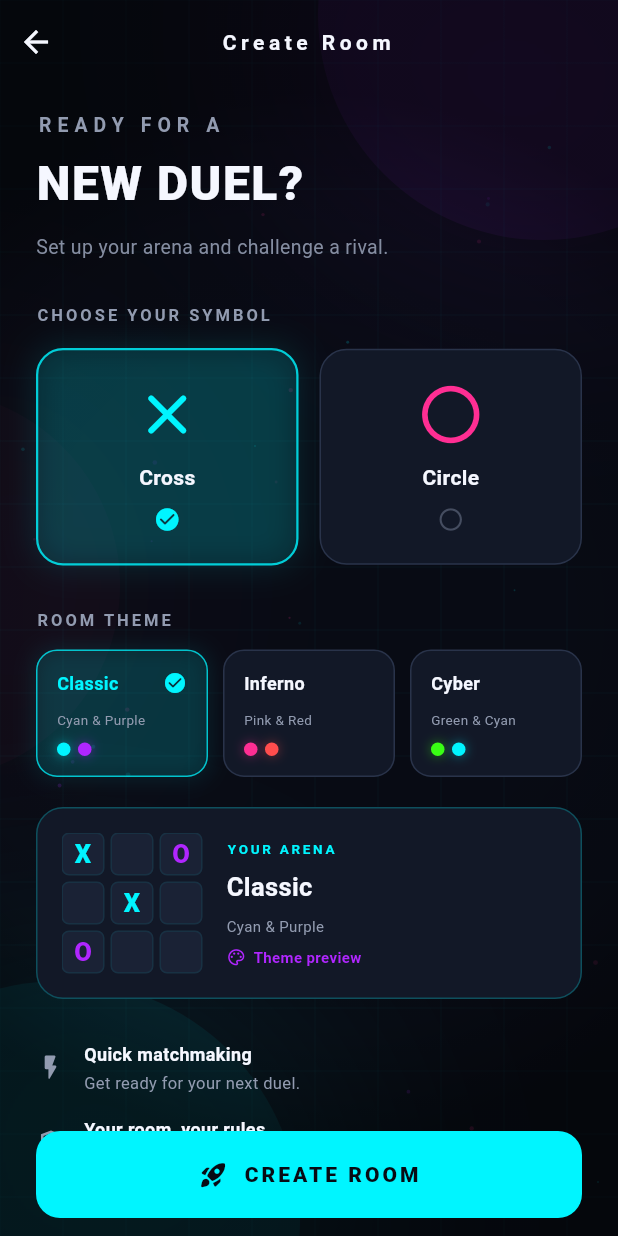
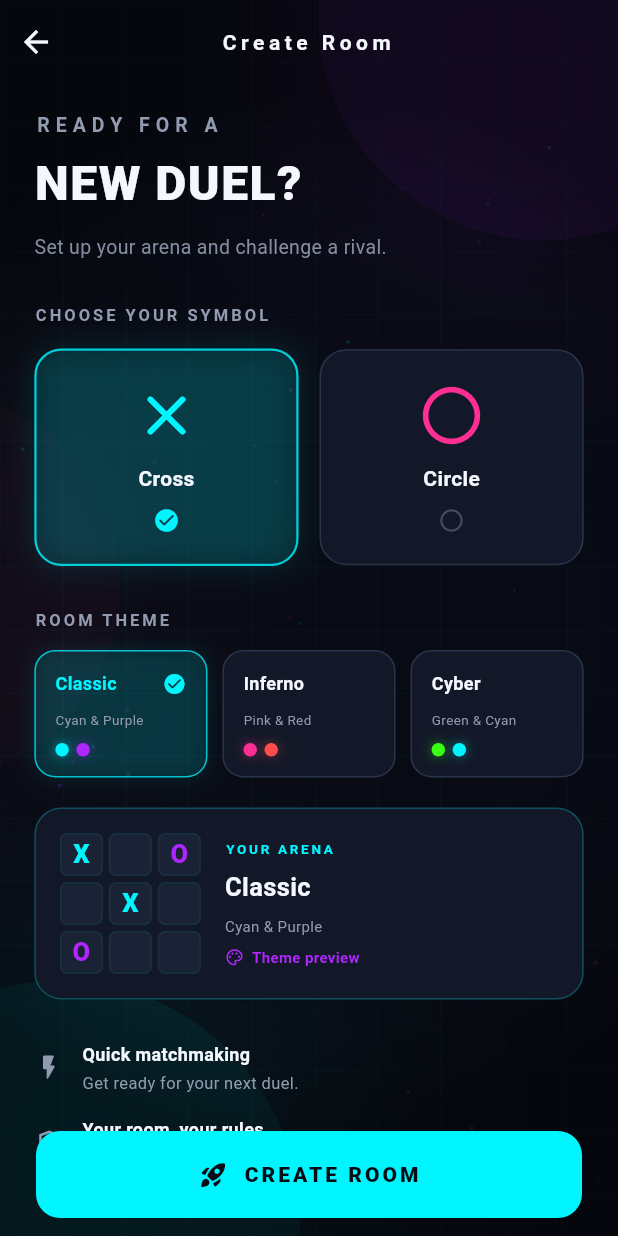
Before and after one commit to piro-piyush/TicTac-Duel, a Flutter app: the CreateRoomScreen screen opened by its route, on a phone screen of 412 x 824 dp. Run offline on Flutter 3.47's test engine with Material 3 defaults, Android fonts, the phone set to English and light mode, and no system bars; our stand-ins replace flutter_screenutil, go_router; Roboto replaces fonts that are missing (Poppins).

Commit message:
Add dimensions constants and header section widget

```diff
--- a/frontend/lib/constants/constants.dart
+++ b/frontend/lib/constants/constants.dart
@@ -2,3 +2,4 @@ export 'routes.dart';
 export 'themes.dart';
 export 'enums.dart';
 export 'validator_utils.dart';
+export 'dimens.dart';
--- /dev/null
+++ b/frontend/lib/constants/dimens.dart
@@ -0,0 +1,143 @@
+import 'package:flutter/material.dart';
+import 'package:flutter_screenutil/flutter_screenutil.dart';
+
+class Dimens {
+  Dimens._();
+
+  // ============================================================
+  // Base Numbers
+  // ============================================================
+
+  static const double _space4 = 4;
+  static const double _space8 = 8;
+  static const double _space12 = 12;
+  static const double _space16 = 16;
+  static const double _space20 = 20;
+  static const double _space24 = 24;
+  static const double _space28 = 28;
+  static const double _space32 = 32;
+  static const double _space40 = 40;
+
+  static const double _radius8 = 8;
+  static const double _radius12 = 12;
+  static const double _radius14 = 14;
+  static const double _radius16 = 16;
+  static const double _radius20 = 20;
+
+  static const double _icon16 = 16;
+  static const double _icon20 = 20;
+  static const double _icon24 = 24;
+  static const double _icon32 = 32;
+
+  static const double _text10 = 10;
+  static const double _text12 = 12;
+  static const double _text14 = 14;
+  static const double _text16 = 16;
+  static const double _text18 = 18;
+  static const double _text20 = 20;
+  static const double _text24 = 24;
+  static const double _text28 = 28;
+  static const double _text32 = 32;
+
+  // ============================================================
+  // Spacing
+  // ============================================================
+
+  static final double space4 = _space4.w;
+  static final double space8 = _space8.w;
+  static final double space12 = _space12.w;
+  static final double space16 = _space16.w;
+  static final double space20 = _space20.w;
+  static final double space24 = _space24.w;
+  static final double space28 = _space28.w;
+  static final double space32 = _space32.w;
+  static final double space40 = _space40.w;
+
+  // ============================================================
+  // Padding
+  // ============================================================
+
+  static final EdgeInsets defaultPadding = EdgeInsets.fromLTRB(
+    space20,
+    space16,
+    space20,
+    space32,
+  );
+  static final EdgeInsets padding8 = EdgeInsets.all(space8);
+  static final EdgeInsets padding12 = EdgeInsets.all(space12);
+  static final EdgeInsets padding16 = EdgeInsets.all(space16);
+  static final EdgeInsets padding20 = EdgeInsets.all(space20);
+  static final EdgeInsets padding24 = EdgeInsets.all(space24);
+
+  static final EdgeInsets horizontal16 = EdgeInsets.symmetric(
+    horizontal: space16,
+  );
+
+  static final EdgeInsets horizontal20 = EdgeInsets.symmetric(
+    horizontal: space20,
+  );
+
+  static final EdgeInsets horizontal24 = EdgeInsets.symmetric(
+    horizontal: space24,
+  );
+
+  static final EdgeInsets vertical8 = EdgeInsets.symmetric(vertical: space8);
+
+  static final EdgeInsets vertical12 = EdgeInsets.symmetric(vertical: space12);
+
+  static final EdgeInsets vertical16 = EdgeInsets.symmetric(vertical: space16);
+
+  // ============================================================
+  // Border Radius
+  // ============================================================
+
+  static final double radius8 = _radius8.r;
+  static final double radius12 = _radius12.r;
+  static final double radius14 = _radius14.r;
+  static final double radius16 = _radius16.r;
+  static final double radius20 = _radius20.r;
+
+  static final BorderRadius radius8All = BorderRadius.circular(radius8);
+  static final BorderRadius radius12All = BorderRadius.circular(radius12);
+  static final BorderRadius radius14All = BorderRadius.circular(radius14);
+  static final BorderRadius radius16All = BorderRadius.circular(radius16);
+  static final BorderRadius radius20All = BorderRadius.circular(radius20);
+
+  // ============================================================
+  // Icon Sizes
+  // ============================================================
+
+  static final double icon16 = _icon16.r;
+  static final double icon20 = _icon20.r;
+  static final double icon24 = _icon24.r;
+  static final double icon32 = _icon32.r;
+
+  // ============================================================
+  // Text Sizes
+  // ============================================================
+
+  static final double text10 = _text10.sp;
+  static final double text12 = _text12.sp;
+  static final double text14 = _text14.sp;
+  static final double text16 = _text16.sp;
+  static final double text18 = _text18.sp;
+  static final double text20 = _text20.sp;
+  static final double text24 = _text24.sp;
+  static final double text28 = _text28.sp;
+  static final double text32 = _text32.sp;
+
+  // ============================================================
+  // Common Components
+  // ============================================================
+
+  static final double buttonHeight = 48.h;
+  static final double inputHeight = 48.h;
+  static final double appBarHeight = 56.h;
+
+  static final double screenPadding = space20;
+  static final double cardPadding = space16;
+
+  static final BorderRadius cardRadius = radius14All;
+  static final BorderRadius buttonRadius = radius12All;
+  static final BorderRadius inputRadius = radius12All;
+}
--- a/frontend/lib/screens/create_room/create_room_screen.dart
+++ b/frontend/lib/screens/create_room/create_room_screen.dart
@@ -14,6 +14,7 @@ class _CreateRoomScreenState extends State<CreateRoomScreen> {
   @override
   Widget build(BuildContext context) {
     return NeonBackgroundWidget(
+      needScroll: false,
       title: 'Create Room',
       child: Stack(children: [_buildContent(), _buildCreateButton()]),
     );
@@ -21,7 +22,7 @@ class _CreateRoomScreenState extends State<CreateRoomScreen> {
 
   Widget _buildContent() {
     return SingleChildScrollView(
-      padding: const EdgeInsets.fromLTRB(24, 18, 24, 100),
+      padding: Dimens.defaultPadding,
       child: Column(
         spacing: 28,
         crossAxisAlignment: CrossAxisAlignment.start,
--- /dev/null
+++ b/frontend/lib/widgets/header_section_widget.dart
@@ -0,0 +1,53 @@
+import 'package:tictac_duel/lib.dart';
+
+class HeaderSectionWidget extends StatelessWidget {
+  final String title;
+  final String subtitle;
+  final IconData icon;
+
+  const HeaderSectionWidget({
+    super.key,
+    required this.title,
+    required this.subtitle,
+    required this.icon,
+  });
+
+  @override
+  Widget build(BuildContext context) {
+    return Row(
+      children: [
+        Container(
+          width: 46,
+          height: 46,
+          decoration: BoxDecoration(
+            color: Themes.neonCyan.withValues(alpha: 0.08),
+            borderRadius: BorderRadius.circular(13),
+            border: Border.all(color: Themes.neonCyan.withValues(alpha: 0.18)),
+          ),
+          child: Icon(icon, color: Themes.neonCyan, size: 21),
+        ),
+        const SizedBox(width: 14),
+        Expanded(
+          child: Column(
+            crossAxisAlignment: CrossAxisAlignment.start,
+            children: [
+              Text(
+                title,
+                style: TextStyle(
+                  color: Themes.textPrimary,
+                  fontSize: 18,
+                  fontWeight: FontWeight.w800,
+                ),
+              ),
+              SizedBox(height: 3),
+              Text(
+                subtitle,
+                style: TextStyle(color: Themes.textSecondary, fontSize: 11),
+              ),
+            ],
+          ),
+        ),
+      ],
+    );
+  }
+}
```
